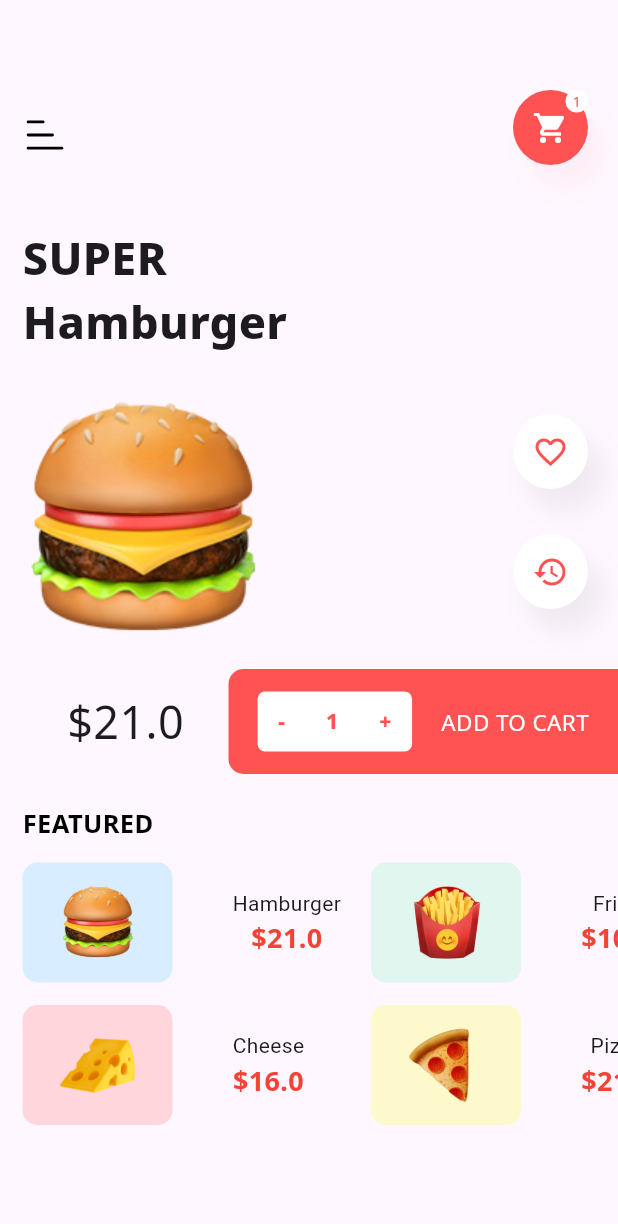
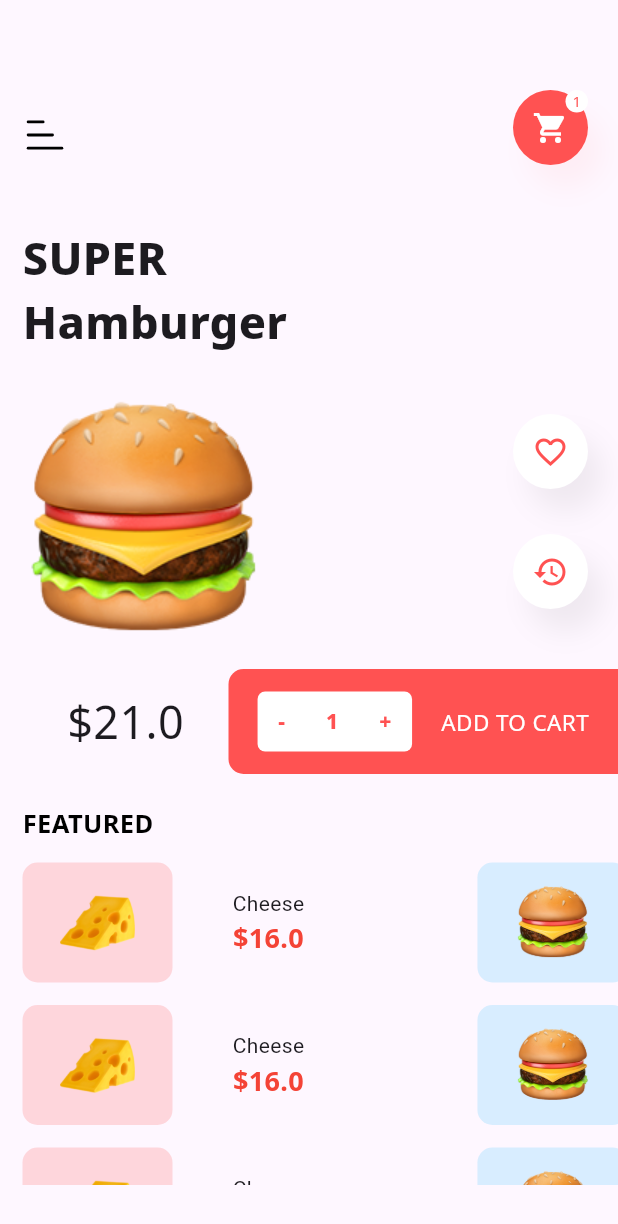
Before and after one commit to KN237/EmojiApp, a Flutter app: the screen it shows after launch, after a tap on "Hamburger", on a phone screen of 412 x 824 dp. Shown: the top 1224 px of the screen. Run offline on Flutter 3.47's test engine with Material 3 defaults, Android fonts, the phone set to English and light mode, and no system bars; our stand-ins replace flutter_svg, google_fonts, smooth_star_rating_null_safety.

Commit message:
final_revision

```diff
--- a/lib/widgets/featured_widget.dart
+++ b/lib/widgets/featured_widget.dart
@@ -4,18 +4,61 @@ import 'package:google_fonts/google_fonts.dart';
 const white = Colors.white;
 const black = Colors.black;
 
-class FeatureWidget extends StatelessWidget {
-  const FeatureWidget({super.key});
+class FeatureWidget extends StatefulWidget {
+  FeatureWidget({super.key});
+
+  @override
+  State<FeatureWidget> createState() => _FeatureWidgetState();
+}
+
+class _FeatureWidgetState extends State<FeatureWidget> {
+  final ScrollController scrollController = ScrollController();
+
+  final List<Map<String, dynamic>> temp = [{}, {}, {}, {}, {}];
+
+  @override
+  void dispose() {
+    scrollController.dispose();
+    super.dispose();
+  }
 
   @override
   Widget build(BuildContext context) {
-    return ListView(
-      padding: EdgeInsets.zero,
+    int length = (temp.length / 2).round();
+    return SingleChildScrollView(
       scrollDirection: Axis.horizontal,
-      children: [
-        buildColumnListItems(1),
-        buildColumnListItems(2),
-      ],
+      child: SizedBox(
+        width: MediaQuery.of(context).size.width * 1.3,
+        height: MediaQuery.of(context).size.height / 3,
+        child: Expanded(
+          child: ListView.builder(
+            padding: EdgeInsets.zero,
+            itemCount: length,
+            scrollDirection: Axis.vertical,
+            itemBuilder: (context, index) {
+              if (index < temp.length) {
+                return Row(
+                  mainAxisAlignment: MainAxisAlignment.spaceBetween,
+                  children: [
+                    buildListItem(
+                      itemName: 'Cheese',
+                      itemColor: Colors.redAccent,
+                      itemPrice: 16,
+                      itemImgPath: 'assets/cheese.png',
+                    ),
+                    buildListItem(
+                      itemName: 'Hamburger',
+                      itemColor: Colors.lightBlueAccent,
+                      itemPrice: 21,
+                      itemImgPath: 'assets/burger.png',
+                    )
+                  ],
+                );
+              }
+            },
+          ),
+        ),
+      ),
     );
   }
 }
@@ -69,39 +112,3 @@ buildListItem({
     ),
   );
 }
-
-buildColumnListItems(int number) {
-  return Column(
-    crossAxisAlignment: CrossAxisAlignment.start,
-    children: [
-      if (number == 1)
-        buildListItem(
-          itemName: 'Hamburger',
-          itemColor: Colors.lightBlueAccent,
-          itemPrice: 21,
-          itemImgPath: 'assets/burger.png',
-        ),
-      if (number == 1)
-        buildListItem(
-          itemName: 'Cheese',
-          itemColor: Colors.redAccent,
-          itemPrice: 16,
-          itemImgPath: 'assets/cheese.png',
-        ),
-      if (number == 2)
-        buildListItem(
-          itemName: 'Fries',
-          itemColor: Colors.greenAccent,
-          itemPrice: 10,
-          itemImgPath: 'assets/fries.png',
-        ),
-      if (number == 2)
-        buildListItem(
-          itemName: 'Pizza',
-          itemColor: Colors.yellowAccent,
-          itemPrice: 21,
-          itemImgPath: 'assets/pizza.png',
-        )
-    ],
-  );
-}
```
